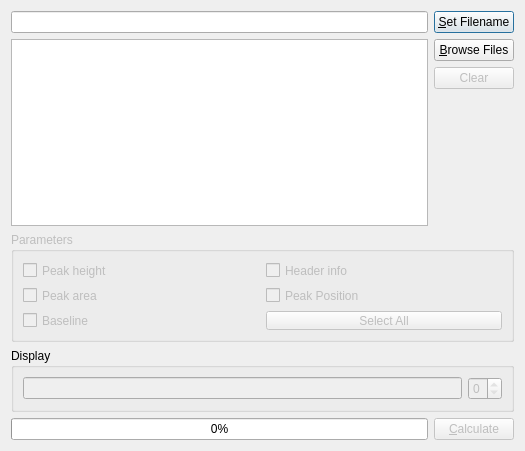
Qt form ui/batch_dialog.ui (knipe1/oes-spa) before a commit.
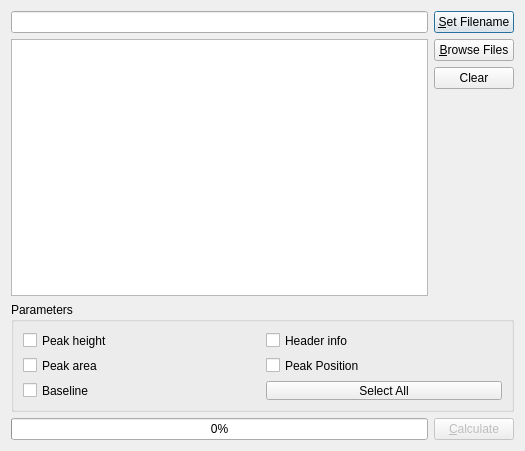
The same form after that commit. Icons and pictures are not drawn.

Diff of the .ui file:
```diff
--- a/ui/batch_dialog.ui
+++ b/ui/batch_dialog.ui
@@ -56,7 +56,7 @@
        <item>
         <widget class="QPushButton" name="btnClear">
          <property name="enabled">
-          <bool>false</bool>
+          <bool>true</bool>
          </property>
          <property name="text">
           <string>Clear</string>
@@ -86,7 +86,7 @@
    <item>
     <widget class="QGroupBox" name="boxParameter">
      <property name="enabled">
-      <bool>false</bool>
+      <bool>true</bool>
      </property>
      <property name="maximumSize">
       <size>
@@ -182,50 +182,6 @@
      </layout>
     </widget>
    </item>
-   <item>
-    <widget class="QGroupBox" name="groupDisplay">
-     <property name="minimumSize">
-      <size>
-       <width>0</width>
-       <height>0</height>
-      </size>
-     </property>
-     <property name="title">
-      <string>Display</string>
-     </property>
-     <layout class="QHBoxLayout" name="horizontalLayout_4">
-      <item>
-       <widget class="QLineEdit" name="DispFile">
-        <property name="enabled">
-         <bool>false</bool>
-        </property>
-        <property name="readOnly">
-         <bool>true</bool>
-        </property>
-       </widget>
-      </item>
-      <item>
-       <widget class="QSpinBox" name="DispSpin">
-        <property name="enabled">
-         <bool>false</bool>
-        </property>
-        <property name="readOnly">
-         <bool>false</bool>
-        </property>
-        <property name="buttonSymbols">
-         <enum>QAbstractSpinBox::UpDownArrows</enum>
-        </property>
-        <property name="minimum">
-         <number>0</number>
-        </property>
-        <property name="maximum">
-         <number>0</number>
-        </property>
-       </widget>
-      </item>
-     </layout>
-    </widget>
-   </item>
    <item>
     <layout class="QHBoxLayout" name="layoutProcess">
      <item>
```
Left out of the diff: 21 changed lines with no effect on the pictures.
